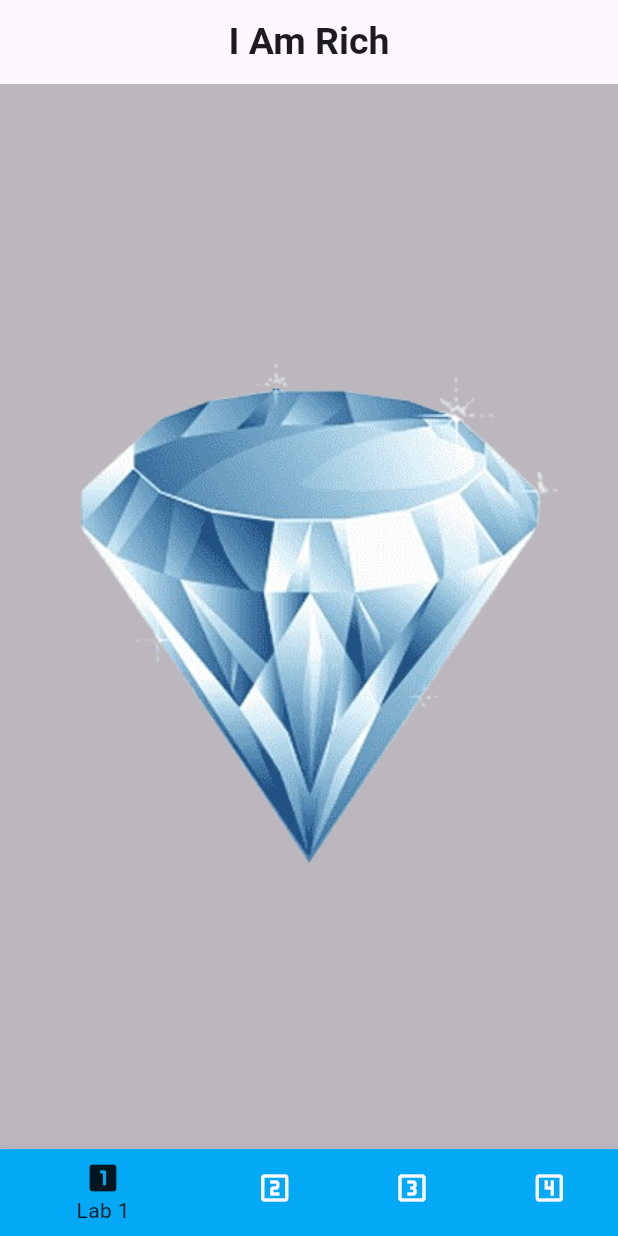
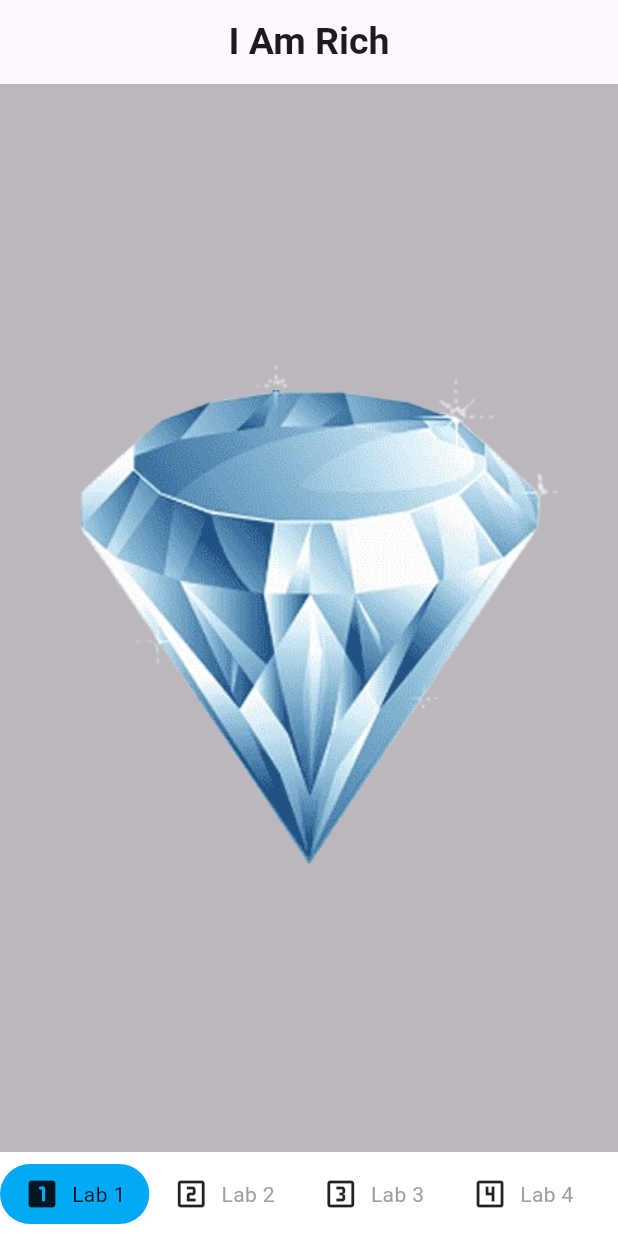
Before and after one commit to ThuDung213/flutter_lab, a Flutter app: the screen it shows after launch, on a phone screen of 412 x 824 dp. Run offline on Flutter 3.47's test engine with Material 3 defaults, Android fonts, the phone set to English and light mode, and no system bars; our stand-ins replace audioplayers.

Commit message:
feat: lab 5 + 6

```diff
--- a/lib/main.dart
+++ b/lib/main.dart
@@ -1,11 +1,22 @@
 import 'package:flutter/material.dart';
+import 'package:micard/lab5.dart';
+import 'package:micard/lab6/providers/quiz_provider.dart';
+import 'package:micard/lab6/screens/quiz_screen.dart';
+import 'package:provider/provider.dart';
 import 'lab1.dart';
 import 'lab2.dart';
 import 'lab3.dart';
 import 'lab4.dart';
 
 void main() {
-  runApp(const MyApp());
+  runApp(
+    MultiProvider(
+      providers: [
+        ChangeNotifierProvider(create: (context) => QuizProvider()),
+      ],
+      child: const MyApp(),
+    ),
+  );
 }
 class MyApp extends StatelessWidget {
   const MyApp({super.key});
@@ -51,9 +62,19 @@ const _navBarItems = [
     label: 'Lab 4',
     backgroundColor: Colors.deepPurpleAccent,
   ),
+  BottomNavigationBarItem(
+    icon: Icon(Icons.looks_5_outlined),
+    activeIcon: Icon(Icons.looks_5_rounded),
+    label: 'Lab 5',
+    backgroundColor: Colors.tealAccent,
+  ),
+  BottomNavigationBarItem(
+    icon: Icon(Icons.looks_6_outlined),
+    activeIcon: Icon(Icons.looks_6_rounded),
+    label: 'Lab 6',
+    backgroundColor: Colors.greenAccent,
+  ),
 ];
-
-
 
 class _NavigationRailPageState extends State<NavigationRailPage> {
   int _selectedIndex = 0;
@@ -63,6 +84,8 @@ class _NavigationRailPageState extends State<NavigationRailPage> {
     MiCard(),
     Dice(),
     MagicBallPage(),
+    Xylophone(),
+    QuizScreen(),
   ];
 
   void _onItemTapped(int index) {
@@ -77,12 +100,40 @@ class _NavigationRailPageState extends State<NavigationRailPage> {
       body: Center(
         child: _pages.elementAt(_selectedIndex),
       ),
-        bottomNavigationBar: BottomNavigationBar(
-          items: _navBarItems,
-          currentIndex: _selectedIndex,
-          selectedItemColor: Colors.black87,
-          onTap: _onItemTapped,
-        ),
+        bottomNavigationBar: SingleChildScrollView(
+          scrollDirection: Axis.horizontal,
+          child: Container(
+            color: Colors.white,
+            padding: const EdgeInsets.symmetric(vertical: 8.0),
+            child: Row(
+              children: List.generate(_navBarItems.length, (index) {
+                return GestureDetector(
+                  onTap: () => _onItemTapped(index),
+                  child: Container(
+                    padding: const EdgeInsets.symmetric(horizontal: 16.0, vertical: 8.0),
+                    decoration: BoxDecoration(
+                      color: _selectedIndex == index ? _navBarItems[index].backgroundColor: Colors.transparent,
+                      borderRadius: BorderRadius.circular(20.0)
+                    ),
+                    child: Row(
+                      children: [
+                        _selectedIndex == index ? _navBarItems[index].activeIcon
+                                                : _navBarItems[index].icon,
+                        const SizedBox(width: 8.0),
+                        Text(
+                          _navBarItems[index].label!,
+                          style: TextStyle(
+                            color: _selectedIndex == index ? Colors.black87: Colors.grey
+                          ),
+                        )
+                      ],
+                    ),
+                  ),
+                );
+              }),
+            ),
+          ),
+        )
       );
   }
 }
--- a/pubspec.yaml
+++ b/pubspec.yaml
@@ -31,7 +31,8 @@ dependencies:
   flutter:
     sdk: flutter
 
-
+  audioplayers: ^6.1.1
+  provider: ^6.1.2
   # The following adds the Cupertino Icons font to your application.
   # Use with the CupertinoIcons class for iOS style icons.
   cupertino_icons: ^1.0.8
```
Also changed, not shown: lib/lab5.dart (added, +61 -0 lines), lib/lab6/models/Question.dart (added, +12 -0 lines), lib/lab6/providers/quiz_provider.dart (added, +59 -0 lines), lib/lab6/screens/quiz_screen.dart (added, +89 -0 lines), lib/lab6/widgets/answer_button.dart (added, +13 -0 lines), pubspec.lock.
